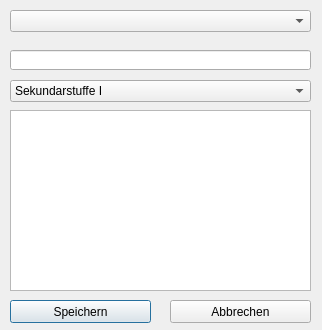
First picture: the form in windows/viewcoursedialog.ui, repository koc-schule/bewertungsrechner, before the edit.
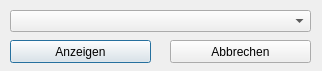
Second picture: the form after the edit.

```diff
--- a/windows/viewcoursedialog.ui
+++ b/windows/viewcoursedialog.ui
@@ -7,7 +7,7 @@
     <x>0</x>
     <y>0</y>
     <width>322</width>
-    <height>330</height>
+    <height>71</height>
    </rect>
   </property>
   <property name="windowTitle">
@@ -23,64 +23,24 @@
     </rect>
    </property>
   </widget>
-  <widget class="QLineEdit" name="name_edit">
+  <widget class="QPushButton" name="view_button">
    <property name="geometry">
     <rect>
      <x>10</x>
-     <y>50</y>
-     <width>301</width>
-     <height>20</height>
-    </rect>
-   </property>
-  </widget>
-  <widget class="QPlainTextEdit" name="student_name_text">
-   <property name="geometry">
-    <rect>
-     <x>10</x>
-     <y>110</y>
-     <width>301</width>
-     <height>181</height>
-    </rect>
-   </property>
-  </widget>
-  <widget class="QComboBox" name="select_sek_box">
-   <property name="geometry">
-    <rect>
-     <x>10</x>
-     <y>80</y>
-     <width>301</width>
-     <height>22</height>
-    </rect>
-   </property>
-   <item>
-    <property name="text">
-     <string>Sekundarstuffe I</string>
-    </property>
-   </item>
-   <item>
-    <property name="text">
-     <string>Sekundarstuffe II</string>
-    </property>
-   </item>
-  </widget>
-  <widget class="QPushButton" name="save_button">
-   <property name="geometry">
-    <rect>
-     <x>10</x>
-     <y>300</y>
+     <y>40</y>
      <width>141</width>
      <height>23</height>
     </rect>
    </property>
    <property name="text">
-    <string>Speichern</string>
+    <string>Anzeigen</string>
    </property>
   </widget>
   <widget class="QPushButton" name="exit_button">
    <property name="geometry">
     <rect>
      <x>170</x>
-     <y>300</y>
+     <y>40</y>
      <width>141</width>
      <height>23</height>
     </rect>
```
